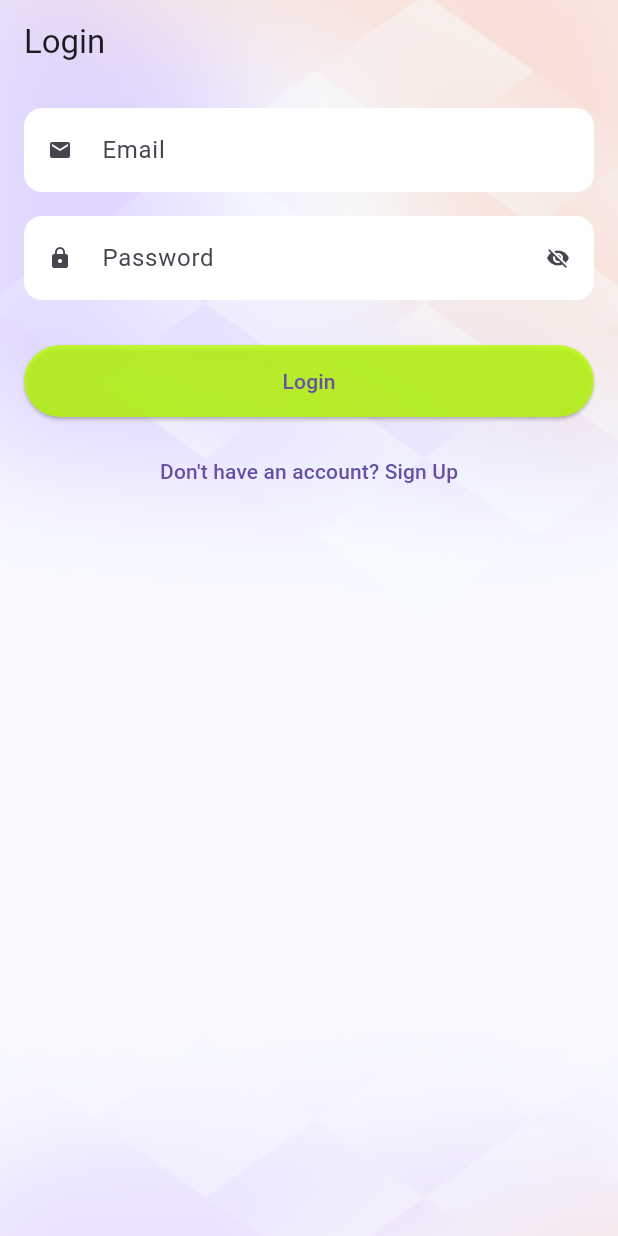
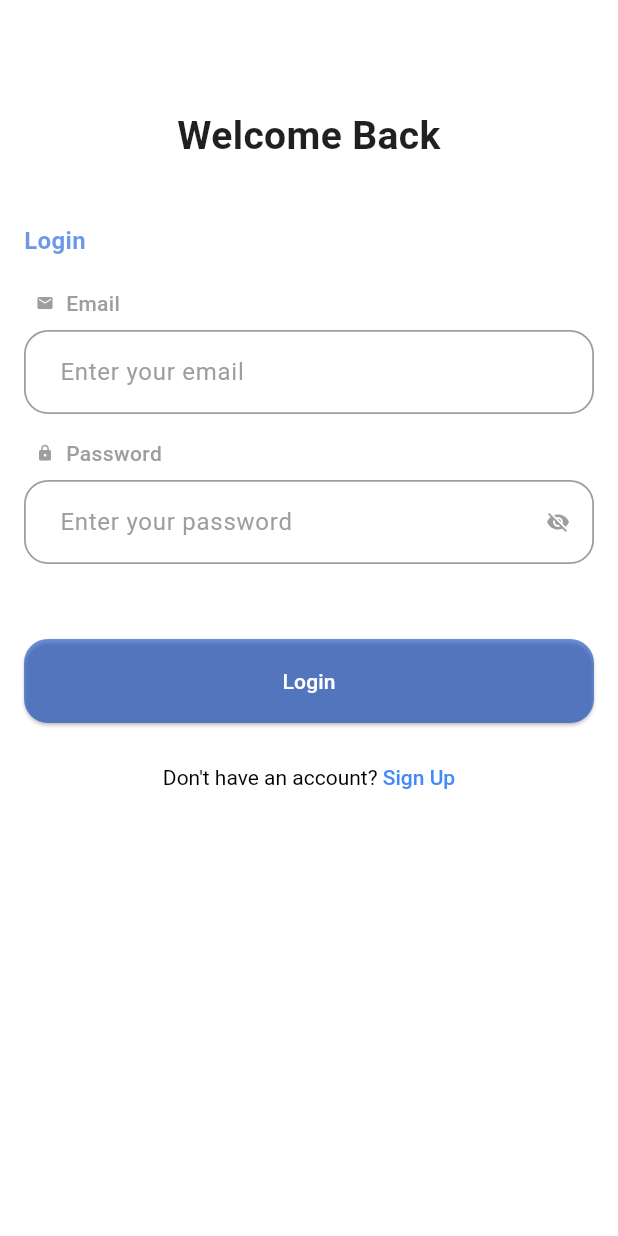
Before and after one commit to saifulislamsaif/grocery_list, a Flutter app: the screen it shows after launch, on a phone screen of 412 x 824 dp. Run offline on Flutter 3.47's test engine with Material 3 defaults, Android fonts, the phone set to English and light mode, and no system bars; our stand-ins replace cloud_firestore, firebase_auth, firebase_core, get, google_fonts; accounts and stored records are empty.

Commit message:
huge changed on design at signup page

```diff
--- a/lib/app/modules/signup/views/LoginPage.dart
+++ b/lib/app/modules/signup/views/LoginPage.dart
@@ -2,9 +2,6 @@ import 'package:flutter/material.dart';
 import 'package:get/get.dart';
 import '../controllers/AuthController.dart';
 import 'SignUp.dart';
-
-import 'package:flutter/material.dart';
-import 'package:get/get.dart';
 
 class LoginPage extends StatelessWidget {
   LoginPage({super.key});
@@ -23,151 +20,97 @@ class LoginPage extends StatelessWidget {
 
   @override
   Widget build(BuildContext context) {
+    final screenHeight = MediaQuery.of(context).size.height;
+
     return Scaffold(
+      backgroundColor: Colors.white,
+      extendBodyBehindAppBar: true,
+      appBar: AppBar(
+        surfaceTintColor: Colors.white,
         backgroundColor: Colors.transparent,
-      extendBodyBehindAppBar: true,
-      appBar: _buildAppBar(),
-      body: _buildBackground(
-        child: SafeArea(
-          child: Padding(
+        elevation: 0,
+      ),
+      body: SafeArea(
+        child: SingleChildScrollView(
           padding: const EdgeInsets.all(16),
-            child: _buildForm(),
+          child: ConstrainedBox(
+            constraints: BoxConstraints(
+              minHeight: screenHeight -
+                  kToolbarHeight -
+                  MediaQuery.of(context).padding.top,
+            ),
+            child: IntrinsicHeight(
+              child: Column(
+                crossAxisAlignment: CrossAxisAlignment.stretch,
+                children: [
+                  const Center(
+                    child: Text(
+                      "Welcome Back",
+                      textAlign: TextAlign.center,
+                      style: TextStyle(
+                        fontSize: 26,
+                        fontWeight: FontWeight.bold,
+                        color: Color(0xf0131212),
                       ),
                     ),
                   ),
-    );
-  }
-
-  AppBar _buildAppBar() {
-    return AppBar(
-      title: const Text("Login"),
-      backgroundColor: Colors.transparent,
-      elevation: 0,
-    );
-  }
-
-  Widget _buildBackground({required Widget child}) {
-    return Container(
-      decoration: const BoxDecoration(
-        image: DecorationImage(
-          image: AssetImage("assets/images/login_bg.png"),
-          fit: BoxFit.cover,
+                  const SizedBox(height: 40),
+                  Text(
+                    "Login",
+                    style: const TextStyle(
+                      fontSize: 16,
+                      fontWeight: FontWeight.bold,
+                      color: Color(0x980d50da),
                     ),
                   ),
-      child: child,
-    );
-  }
+                  const SizedBox(height: 20),
 
-  Widget _buildForm() {
-    return Column(
-      crossAxisAlignment: CrossAxisAlignment.stretch,
-      children: [
-        _buildEmailField(),
+                  _buildTextField(
+                    controller: emailController,
+                    prefixIcon: Icons.email,
+                    label: "Email",
+                    hint: "Enter your email",
+                  ),
                   const SizedBox(height: 16),
-        _buildPasswordField(),
-        const SizedBox(height: 20),
-        _buildErrorText(),
-        const SizedBox(height: 10),
-        _buildLoginButton(),
-        const SizedBox(height: 12),
-        _buildSignUpLink(),
-      ],
-    );
-  }
 
-  Widget _buildEmailField() {
-    return TextField(
-      controller: emailController,
-      keyboardType: TextInputType.emailAddress,
-      decoration: InputDecoration(
-        labelText: "Email",
-        prefixIcon: const Icon(Icons.email
-        ,size: 16,),
-
-        filled: true,
-        fillColor: Colors.white,
-        border: OutlineInputBorder(
-          borderRadius: BorderRadius.circular(12),
-          borderSide: BorderSide.none,
-        ),
-        enabledBorder: OutlineInputBorder(
-          borderRadius: BorderRadius.circular(12),
-          borderSide: BorderSide.none,
-        ),
-        focusedBorder: OutlineInputBorder(
-          borderRadius: BorderRadius.circular(12),
-          borderSide: BorderSide.none,
-        ),
-        contentPadding: const EdgeInsets.symmetric(
-          horizontal: 20,
-          vertical: 16,
-        ),
-      ),
-    );
-  }
-
-
-  Widget _buildPasswordField() {
-    return Obx(
-          () => TextField(
+                  Obx(() => _buildTextField(
                     controller: passwordController,
+                    prefixIcon: Icons.lock,
+                    label: "Password",
+                    hint: "Enter your password",
                     obscureText: !showPassword.value,
-        decoration: InputDecoration(
-          labelText: "Password",
-          prefixIcon: const Icon(Icons.lock,size: 16,),
-          suffixIconConstraints: const BoxConstraints(
-            minWidth: 10,
-            minHeight: 10,
-          ),
                     suffixIcon: IconButton(
                       icon: Icon(
+                        showPassword.value
+                            ? Icons.visibility
+                            : Icons.visibility_off,
                         size: 16,
-              showPassword.value ? Icons.visibility : Icons.visibility_off,
+                        color: Colors.grey,
                       ),
-            onPressed: () => showPassword.value = !showPassword.value,
+                      onPressed: () =>
+                      showPassword.value = !showPassword.value,
                     ),
-          filled: true,
-          fillColor: Colors.white,
-          border: OutlineInputBorder(
-            borderRadius: BorderRadius.circular(12),
-            borderSide: BorderSide.none,
-          ),
-          enabledBorder: OutlineInputBorder(
-            borderRadius: BorderRadius.circular(12),
-            borderSide: BorderSide.none,
-          ),
-          focusedBorder: OutlineInputBorder(
-            borderRadius: BorderRadius.circular(12),
-            borderSide: BorderSide.none,
-          ),
-          contentPadding: const EdgeInsets.symmetric(
-            horizontal: 20,
-            vertical: 16,
-          ),
-        ),
-      ),
-    );
-  }
+                  )),
 
-
-  Widget _buildErrorText() {
-    return Obx(
-          () => authController.errorMessage.isNotEmpty
+                  const SizedBox(height: 20),
+                  Obx(() => authController.errorMessage.isNotEmpty
                       ? Text(
                     authController.errorMessage.value,
                     style: const TextStyle(color: Colors.red),
                   )
-          : const SizedBox.shrink(),
-    );
-  }
+                      : const SizedBox.shrink()),
+                  const SizedBox(height: 30),
 
-  Widget _buildLoginButton() {
-    return Obx(
+                  Obx(
                         () => ElevatedButton(
-        onPressed: authController.isLoading.value ? null : handleLogin,
+                      onPressed:
+                      authController.isLoading.value ? null : handleLogin,
                       style: ElevatedButton.styleFrom(
-            backgroundColor: Color(0xc7b8ff00),
-          minimumSize: const Size.fromHeight(48),
+                        minimumSize: const Size.fromHeight(56),
+                        backgroundColor: const Color(0x980d47bf),
+                        shape: RoundedRectangleBorder(
+                          borderRadius: BorderRadius.circular(16),
+                        ),
                       ),
                       child: authController.isLoading.value
                           ? const SizedBox(
@@ -178,15 +121,105 @@ class LoginPage extends StatelessWidget {
                           color: Colors.white,
                         ),
                       )
-            : const Text("Login"),
+                          : const Text(
+                        "Login",
+                        style: TextStyle(color: Colors.white),
+                      ),
+                    ),
+                  ),
+
+                  const SizedBox(height: 12),
+                  TextButton(
+                    onPressed: () => Get.to(() => SignUpPage()),
+                    child: RichText(
+                      text: const TextSpan(
+                        style: TextStyle(
+                          color: Colors.black,
+                          fontSize: 14,
+                        ),
+                        children: [
+                          TextSpan(text: "Don't have an account? "),
+                          TextSpan(
+                            text: "Sign Up",
+                            style: TextStyle(
+                              color: Colors.blueAccent,
+                              fontWeight: FontWeight.w500,
+                            ),
+                          ),
+                        ],
+                      ),
+                    ),
+                  ),
+                ],
+              ),
+            ),
+          ),
+        ),
       ),
     );
   }
 
-  Widget _buildSignUpLink() {
-    return TextButton(
-      onPressed: () => Get.to(() => SignUpPage()),
-      child: const Text("Don't have an account? Sign Up"),
+  Widget _buildTextField({
+    required TextEditingController controller,
+    required IconData prefixIcon,
+    required String label,
+    String? hint,
+    bool obscureText = false,
+    Widget? suffixIcon,
+  }) {
+    return Column(
+      crossAxisAlignment: CrossAxisAlignment.start,
+      children: [
+        Row(
+          children: [
+            const SizedBox(width: 8),
+            Icon(prefixIcon, size: 12, color: Colors.grey),
+            const SizedBox(width: 8),
+            Text(
+              label,
+              style: const TextStyle(
+                fontSize: 14,
+                fontWeight: FontWeight.w500,
+                color: Colors.grey,
+              ),
+            ),
+          ],
+        ),
+        const SizedBox(height: 8),
+        TextField(
+          controller: controller,
+          obscureText: obscureText,
+          decoration: InputDecoration(
+            hintText: hint,
+            hintStyle: const TextStyle(color: Colors.grey),
+            filled: true,
+            fillColor: Colors.white,
+            suffixIcon: suffixIcon,
+            enabledBorder: OutlineInputBorder(
+              borderRadius: BorderRadius.circular(16),
+              borderSide: const BorderSide(
+                color: Colors.grey,
+                width: 1.2,
+              ),
+            ),
+            focusedBorder: OutlineInputBorder(
+              borderRadius: BorderRadius.circular(16),
+              borderSide: const BorderSide(
+                color: Colors.grey,
+                width: 1.5,
+              ),
+            ),
+            border: OutlineInputBorder(
+              borderRadius: BorderRadius.circular(16),
+              borderSide: const BorderSide(color: Colors.grey),
+            ),
+            contentPadding: const EdgeInsets.symmetric(
+              horizontal: 20,
+              vertical: 16,
+            ),
+          ),
+        ),
+      ],
     );
   }
 }
--- a/lib/app/modules/signup/views/SignUp.dart
+++ b/lib/app/modules/signup/views/SignUp.dart
@@ -29,7 +29,8 @@ class SignUpPage extends StatelessWidget {
       backgroundColor: Colors.white,
       extendBodyBehindAppBar: true,
       appBar: AppBar(
-        backgroundColor: Colors.white,
+        surfaceTintColor: Colors.white,
+        backgroundColor: Colors.transparent
       ),
       body: SafeArea(
         child: SingleChildScrollView(
```
Lines whose indentation alone changed are shown as unchanged.
